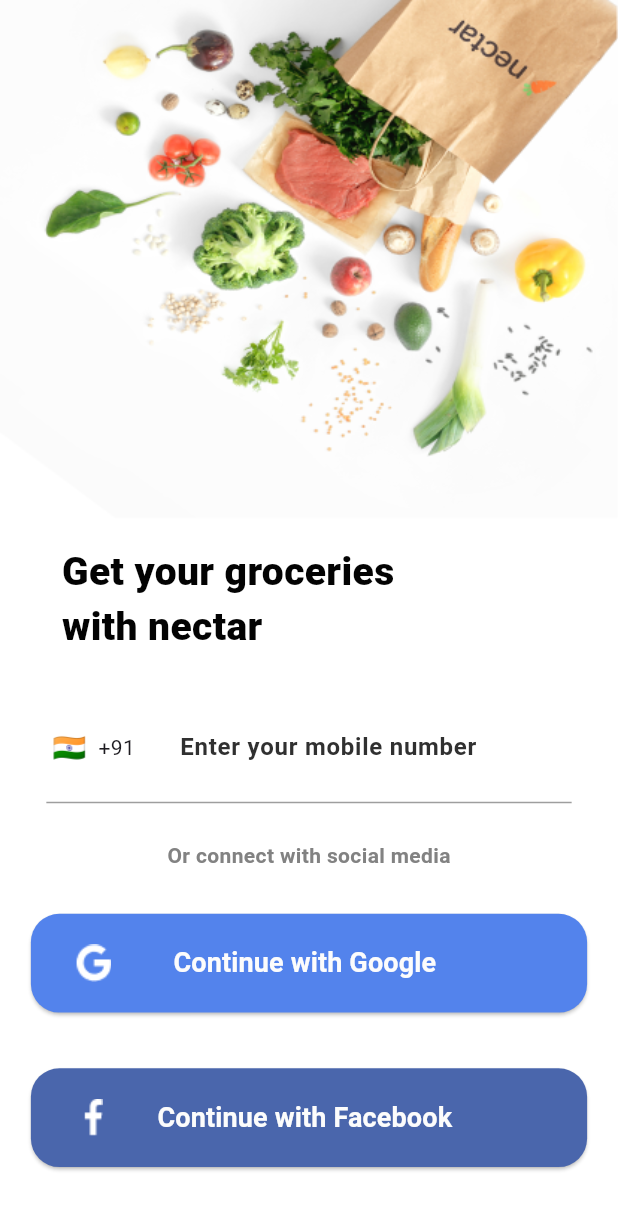
After one commit to mazenelgaml/nectar, a Flutter app: the SignInScreen screen opened directly, on a phone screen of 412 x 824 dp. The commit adds this screen. Shown: the top 1210 px of the screen. Run offline on Flutter 3.47's test engine with Material 3 defaults, Android fonts, the phone set to English and light mode, and no system bars; drawn by our look-alikes of intl_phone_field; our stand-ins replace get.

Commit message:
create sign in screen

```diff
--- /dev/null
+++ b/lib/screens/sign_in_screen/sign_in_screen.dart
@@ -0,0 +1,146 @@
+import 'package:flutter/material.dart';
+import 'package:get/get.dart';
+import 'package:intl_phone_field/intl_phone_field.dart';
+
+class SignInScreen extends StatelessWidget {
+  const SignInScreen({super.key});
+
+  @override
+  Widget build(BuildContext context) {
+    return Scaffold(
+      body: SingleChildScrollView(
+        child:Container(
+          width: Get.width,
+          height: Get.height,
+          color: Color(0xffffffff),
+          child: Column(
+            crossAxisAlignment: CrossAxisAlignment.start,
+            children: [
+              Container(
+                width: Get.width,
+                height: Get.height*0.42,
+                decoration: const BoxDecoration(
+                  image: DecorationImage(fit: BoxFit.fill,image: AssetImage("assets/images/signInPhoto.png"))
+                ),
+              ),
+              Container(
+                width: Get.width*0.8,
+                height: Get.height*0.11,
+                child: Row(
+                  mainAxisAlignment: MainAxisAlignment.center,
+                  crossAxisAlignment: CrossAxisAlignment.end,
+                  children: [
+                    Container(
+                      width: Get.width*0.6,
+                      child: Text("Get your groceries with nectar",style: TextStyle(
+                        fontSize: 26,
+                        fontWeight: FontWeight.w800,
+                        color: Color(0xff030303)
+                      ),),
+                    ),
+                  ],
+                ),
+              ),
+              Container(
+                height: Get.height*0.15,
+                child: Row(
+                  mainAxisAlignment: MainAxisAlignment.center,
+                  crossAxisAlignment: CrossAxisAlignment.center,
+                  children: [
+                    Container(
+
+                      width: Get.width*0.85,
+                      child: IntlPhoneField(
+                        showDropdownIcon: false,
+                          disableLengthCheck: true,
+                          decoration: InputDecoration(
+                            contentPadding: EdgeInsets.symmetric(vertical: 25, horizontal: 12),
+                            hintText: "    Enter your mobile number",
+                            hintStyle: TextStyle(
+                              fontWeight: FontWeight.w600,
+                              fontSize: 16,
+                              color: Color(0xff303030),
+                            ),
+                            border: UnderlineInputBorder(
+                              borderSide: BorderSide(color: Colors.transparent),
+                            ),
+                            enabledBorder: UnderlineInputBorder(
+                              borderSide: BorderSide(color: Colors.grey), // Customize the color as needed
+                            ),
+                            focusedBorder: UnderlineInputBorder(
+                              borderSide: BorderSide(color: Colors.blue), // Customize the color as needed
+                            ),
+                          ),
+                          initialCountryCode: 'IN',
+                          onChanged: (phone) {
+                            print(phone.completeNumber);
+                          },
+                        ),
+                    ),
+
+                  ],
+                ),
+              ),
+              Center(
+                child: Text("Or connect with social media",
+                  style: TextStyle(
+                      color: Color(0xff828282),
+                      fontWeight: FontWeight.w700,
+                      fontSize: 14
+                  ),),
+              ),
+              Container(
+                height: Get.height*0.15,
+                child: Center(
+                  child: ElevatedButton(onPressed: (){}, child:
+                  Row(children: [
+                    Image(image: AssetImage("assets/images/googleIcon.png"),width: 35,height: 40,)
+                  ,Container(
+                      width: Get.width*0.6,
+                    child: Center(child: Text("Continue with Google",
+                      style: TextStyle(
+                        fontWeight: FontWeight.w700,
+                        fontSize: 18,
+                        color: Color(0xffFCFCFC)
+                      ),)),
+                  )],),
+                  style: ElevatedButton.styleFrom(
+                    backgroundColor: Color(0xff5383EC),
+                    fixedSize: Size(Get.width*0.9, Get.height*0.08),
+                    shape: RoundedRectangleBorder(
+                      borderRadius: BorderRadius.circular(19)
+                    )
+                  ),),
+                ),
+              ),
+              Container(
+                height: Get.height*0.1,
+                child: Center(
+                  child: ElevatedButton(onPressed: (){}, child:
+                  Row(children: [
+                    Image(image: AssetImage("assets/images/facebookIcon.png"),width: 35,height: 40,)
+                    ,Container(
+                      width: Get.width*0.6,
+                      child: Center(child: Text("Continue with Facebook",
+                        style: TextStyle(
+                            fontWeight: FontWeight.w700,
+                            fontSize: 18,
+                            color: Color(0xffFCFCFC)
+                        ),)),
+                    )],),
+                    style: ElevatedButton.styleFrom(
+                        backgroundColor: Color(0xff4A66AC),
+                        fixedSize: Size(Get.width*0.9, Get.height*0.08),
+                        shape: RoundedRectangleBorder(
+                            borderRadius: BorderRadius.circular(19)
+                        )
+                    ),),
+                ),
+              )
+            ],
+          ),
+        ),
+      ),
+    );
+  }
+}
--- a/lib/screens/splashscreen/splash_screen.dart
+++ b/lib/screens/splashscreen/splash_screen.dart
@@ -6,7 +6,7 @@ class SplashScreen extends StatelessWidget {
   @override
   Widget build(BuildContext context) {
     return Scaffold(
-      backgroundColor: Color(0xFF53B175),
+      backgroundColor: const Color(0xFF53B175),
       body: Center(
         child: Image.asset('assets/images/Group 1.png'),
       ),
--- a/pubspec.yaml
+++ b/pubspec.yaml
@@ -32,6 +32,7 @@ dependencies:
     sdk: flutter
   cupertino_icons: ^1.0.6
   get: ^4.6.5
+  intl_phone_field: ^3.1.0
 
 dev_dependencies:
   flutter_test:
```
Also changed, not shown: assets/images/facebookIcon.png (added), assets/images/googleIcon.png (added), assets/images/signInPhoto.png (added), 1 other file.
